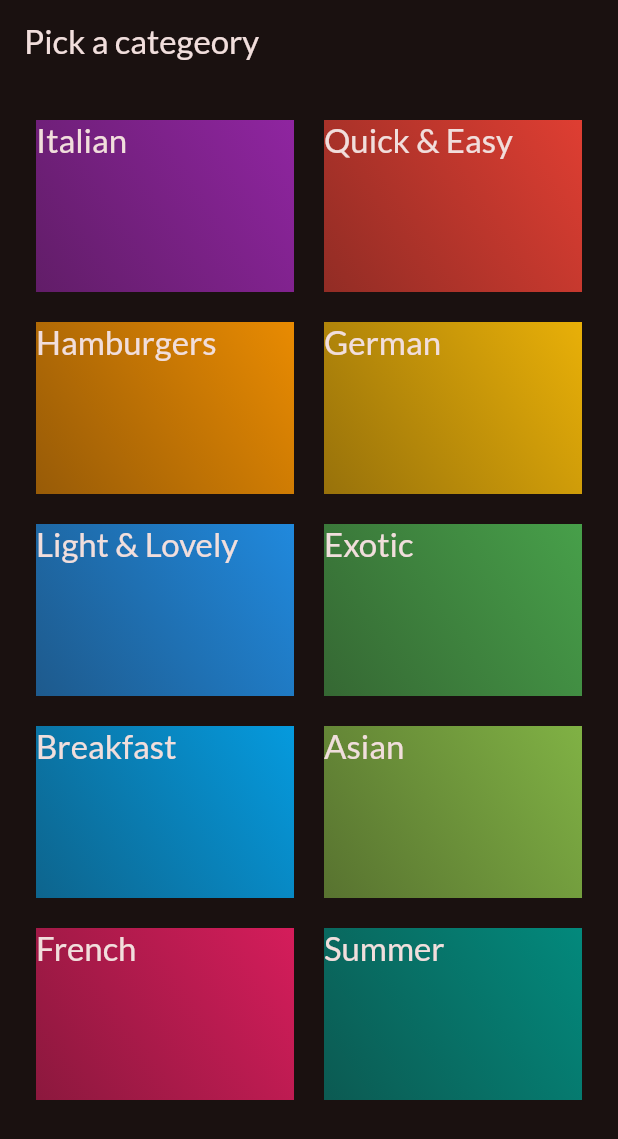
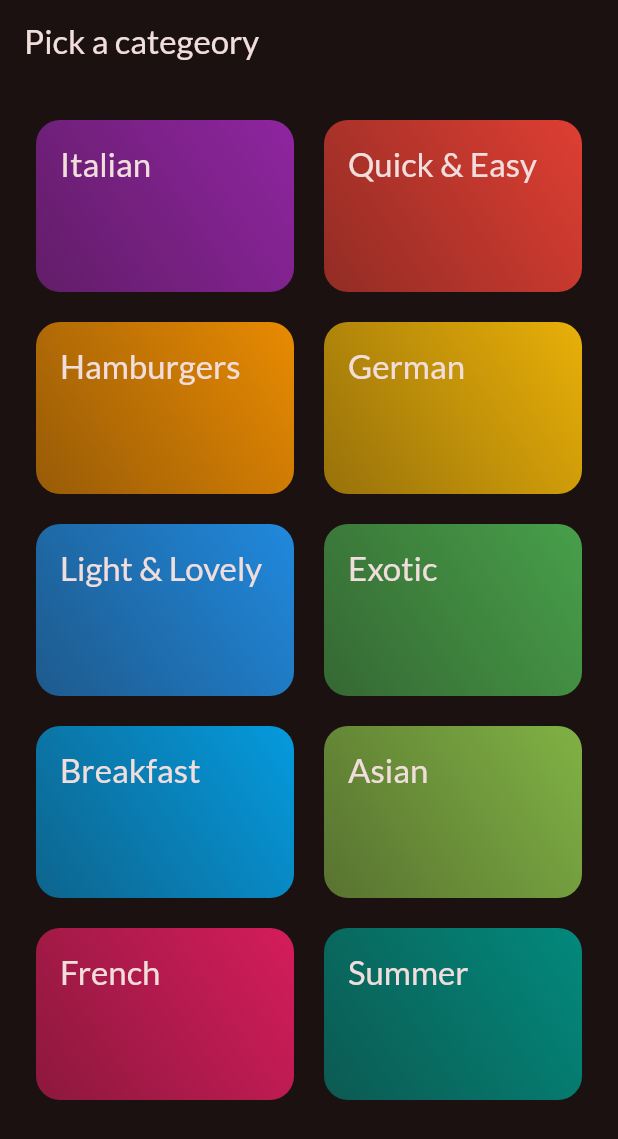
Before and after one commit to BorokiniofDevs/gluttonie, a Flutter app: the screen it shows after launch, on a phone screen of 412 x 824 dp. Shown: the top 1139 px of the screen. Run offline on Flutter 3.47's test engine with Material 3 defaults, Android fonts, the light colour scheme and no system bars; our stand-ins replace google_fonts.

Commit message:
inkwell effect

```diff
--- a/lib/widget/category_grid_item.dart
+++ b/lib/widget/category_grid_item.dart
@@ -7,8 +7,14 @@ class CategoryGridItem extends StatelessWidget {
   final Category category;
   @override
   Widget build(BuildContext context) {
-    return Container(
+    return InkWell(
+      onTap: () {},
+      splashColor: Theme.of(context).primaryColor,
+      borderRadius: BorderRadius.circular(16),
+      child: Container(
+        padding: const EdgeInsets.all(16),
         decoration: BoxDecoration(
+            borderRadius: BorderRadius.circular(16),
             gradient: LinearGradient(colors: [
               category.color.withOpacity(0.55),
               category.color.withOpacity(0.9),
@@ -19,6 +25,7 @@ class CategoryGridItem extends StatelessWidget {
                 color: Theme.of(context).colorScheme.onBackground,
               ),
         ),
+      ),
     );
   }
 }
```
Lines whose indentation alone changed are shown as unchanged.
